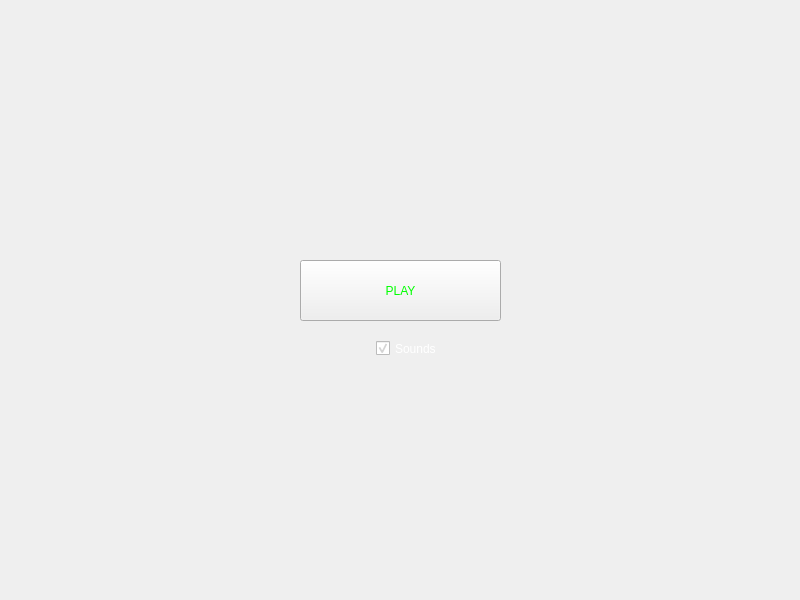
Old version of the form mainwindow.ui in the repository cps209teamalpha/space-alien.
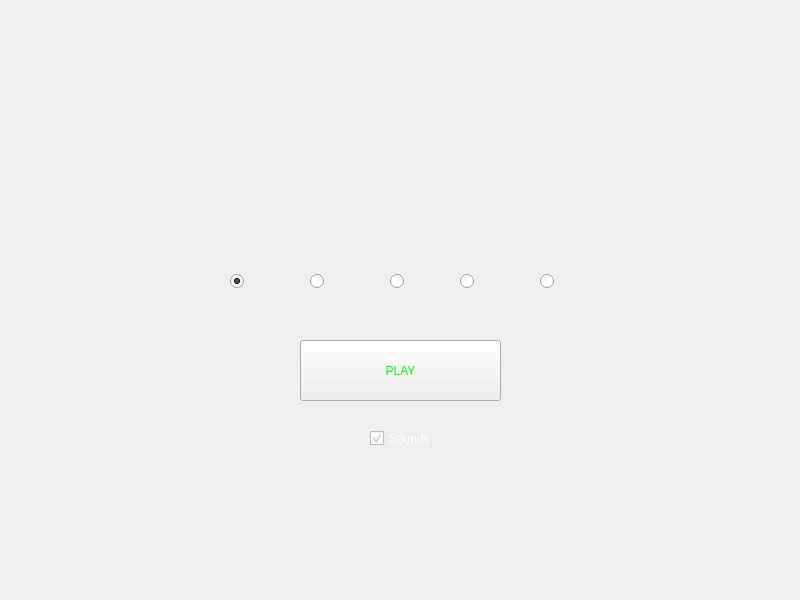
New version of the form. Icons and pictures are not drawn.

Diff of the .ui file:
```diff
--- a/mainwindow.ui
+++ b/mainwindow.ui
@@ -23,8 +23,8 @@
    <widget class="QLabel" name="lblMove">
     <property name="geometry">
      <rect>
-      <x>380</x>
-      <y>190</y>
+      <x>220</x>
+      <y>210</y>
       <width>41</width>
       <height>41</height>
      </rect>
@@ -43,7 +43,7 @@
     <property name="geometry">
      <rect>
       <x>300</x>
-      <y>260</y>
+      <y>340</y>
       <width>201</width>
       <height>61</height>
      </rect>
@@ -82,8 +82,8 @@
    <widget class="QCheckBox" name="cbSound">
     <property name="geometry">
      <rect>
-      <x>376</x>
-      <y>340</y>
+      <x>370</x>
+      <y>430</y>
       <width>70</width>
       <height>17</height>
      </rect>
@@ -101,6 +101,150 @@
      <bool>true</bool>
     </property>
    </widget>
+   <widget class="QLabel" name="lblSpaceship2">
+    <property name="geometry">
+     <rect>
+      <x>290</x>
+      <y>210</y>
+      <width>55</width>
+      <height>41</height>
+     </rect>
+    </property>
+    <property name="text">
+     <string/>
+    </property>
+    <property name="pixmap">
+     <pixmap resource="resources.qrc">:/images/spaceship2.png</pixmap>
+    </property>
+    <property name="scaledContents">
+     <bool>true</bool>
+    </property>
+   </widget>
+   <widget class="QLabel" name="lblSpaceship3">
+    <property name="geometry">
+     <rect>
+      <x>370</x>
+      <y>210</y>
+      <width>55</width>
+      <height>41</height>
+     </rect>
+    </property>
+    <property name="text">
+     <string/>
+    </property>
+    <property name="pixmap">
+     <pixmap resource="resources.qrc">:/images/spaceship3.png</pixmap>
+    </property>
+    <property name="scaledContents">
+     <bool>true</bool>
+    </property>
+   </widget>
+   <widget class="QLabel" name="lblSpaceship4">
+    <property name="geometry">
+     <rect>
+      <x>440</x>
+      <y>210</y>
+      <width>55</width>
+      <height>41</height>
+     </rect>
+    </property>
+    <property name="text">
+     <string/>
+    </property>
+    <property name="pixmap">
+     <pixmap resource="resources.qrc">:/images/spaceship4.png</pixmap>
+    </property>
+    <property name="scaledContents">
+     <bool>true</bool>
+    </property>
+   </widget>
+   <widget class="QLabel" name="lblSpaceship5">
+    <property name="geometry">
+     <rect>
+      <x>520</x>
+      <y>210</y>
+      <width>55</width>
+      <height>41</height>
+     </rect>
+    </property>
+    <property name="text">
+     <string/>
+    </property>
+    <property name="pixmap">
+     <pixmap resource="resources.qrc">:/images/spaceship5.png</pixmap>
+    </property>
+    <property name="scaledContents">
+     <bool>true</bool>
+    </property>
+   </widget>
+   <widget class="QRadioButton" name="radioButton">
+    <property name="geometry">
+     <rect>
+      <x>230</x>
+      <y>270</y>
+      <width>21</width>
+      <height>22</height>
+     </rect>
+    </property>
+    <property name="text">
+     <string/>
+    </property>
+    <property name="checked">
+     <bool>true</bool>
+    </property>
+   </widget>
+   <widget class="QRadioButton" name="radioButton_2">
+    <property name="geometry">
+     <rect>
+      <x>310</x>
+      <y>270</y>
+      <width>21</width>
+      <height>22</height>
+     </rect>
+    </property>
+    <property name="text">
+     <string/>
+    </property>
+   </widget>
+   <widget class="QRadioButton" name="radioButton_3">
+    <property name="geometry">
+     <rect>
+      <x>390</x>
+      <y>270</y>
+      <width>16</width>
+      <height>22</height>
+     </rect>
+    </property>
+    <property name="text">
+     <string/>
+    </property>
+   </widget>
+   <widget class="QRadioButton" name="radioButton_4">
+    <property name="geometry">
+     <rect>
+      <x>460</x>
+      <y>270</y>
+      <width>16</width>
+      <height>22</height>
+     </rect>
+    </property>
+    <property name="text">
+     <string/>
+    </property>
+   </widget>
+   <widget class="QRadioButton" name="radioButton_5">
+    <property name="geometry">
+     <rect>
+      <x>540</x>
+      <y>270</y>
+      <width>16</width>
+      <height>22</height>
+     </rect>
+    </property>
+    <property name="text">
+     <string/>
+    </property>
+   </widget>
   </widget>
   <widget class="QMenuBar" name="menuBar">
    <property name="geometry">
```
Left out of the diff: 2 changed lines with no effect on the pictures.
